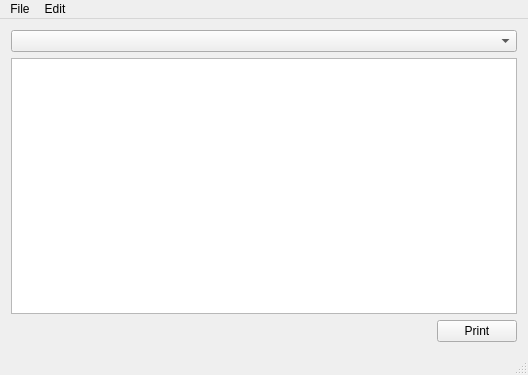
This is mainwindow.ui in timsterzel/Ultimate-Label as Qt 5 draws it before an edit. The edited form follows.
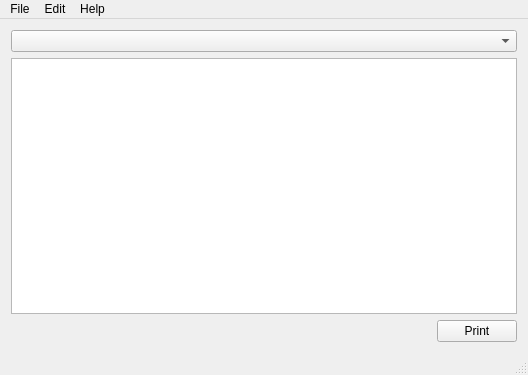
This is the edited form.

Commit message: Add Window for showing manual

```diff
--- a/mainwindow.ui
+++ b/mainwindow.ui
@@ -53,7 +53,7 @@
      <x>0</x>
      <y>0</y>
      <width>528</width>
-     <height>25</height>
+     <height>28</height>
     </rect>
    </property>
    <widget class="QMenu" name="menuDatei">
@@ -70,8 +70,17 @@
     <addaction name="actionProfiles"/>
     <addaction name="actionSettings"/>
    </widget>
+   <widget class="QMenu" name="menuHelp">
+    <property name="title">
+     <string>Help</string>
+    </property>
+    <addaction name="separator"/>
+    <addaction name="actionManual"/>
+    <addaction name="actionAbout"/>
+   </widget>
    <addaction name="menuDatei"/>
    <addaction name="menuEdit"/>
+   <addaction name="menuHelp"/>
   </widget>
   <widget class="QStatusBar" name="statusBar"/>
   <action name="action_open">
```
Left out of the diff: 15 changed lines with no effect on the pictures. The commit also changes 6 other files.
